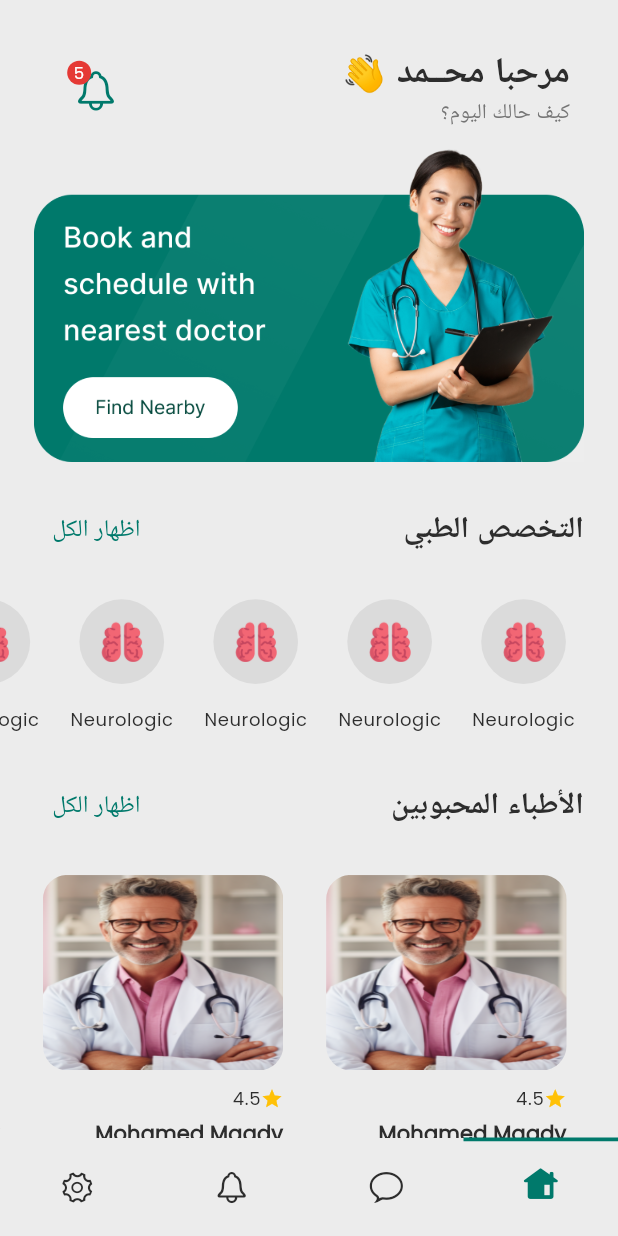
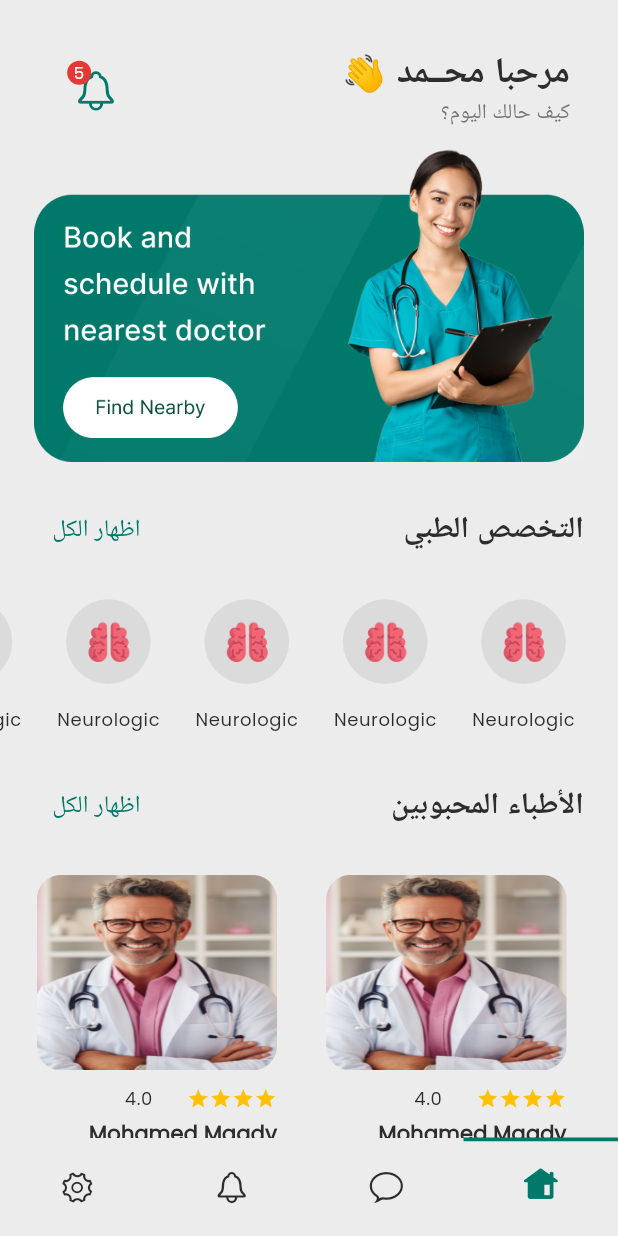
Before and after one commit to mohamedmagdy2301/CurAi_app_mobile, a Flutter app: the screen it shows after launch, on a phone screen of 412 x 824 dp. Run offline on Flutter 3.47's test engine with Material 3 defaults, Android fonts, the phone set to English and light mode, and no system bars; our stand-ins replace connectivity_plus, firebase_core, flutter_bloc, flutter_dotenv, flutter_screenutil, flutter_svg and 4 more; accounts and stored records are empty.

Commit message:
refactor popular doctor Widget

```diff
--- a/lib/features/user/presentation/widgets/doctor_speciality_widget.dart
+++ b/lib/features/user/presentation/widgets/doctor_speciality_widget.dart
@@ -13,7 +13,7 @@ class DoctorSpecialityWidget extends StatelessWidget {
         itemCount: 8,
         padding: padding(horizontal: 25),
         scrollDirection: Axis.horizontal,
-        separatorBuilder: (context, index) => spaceWidth(18),
+        separatorBuilder: (context, index) => spaceWidth(18.w),
         itemBuilder: (context, index) {
           return const DoctorSpecialityItemWidget();
         },
--- /dev/null
+++ b/lib/features/user/presentation/widgets/popular_doctor_item_widget.dart
@@ -0,0 +1,61 @@
+import 'package:flutter/material.dart';
+import 'package:flutter_screenutil/flutter_screenutil.dart';
+import 'package:smartcare_app_mobile/core/extensions/context_extansions.dart';
+import 'package:smartcare_app_mobile/core/helper/functions_helper.dart';
+import 'package:smartcare_app_mobile/core/styles/fonts/font_weight_helper.dart';
+
+//TODO: change images, names ,colors
+class PopularDoctorItemWidget extends StatelessWidget {
+  const PopularDoctorItemWidget({
+    super.key,
+  });
+
+  @override
+  Widget build(BuildContext context) {
+    return Column(
+      crossAxisAlignment: CrossAxisAlignment.start,
+      children: [
+        ClipRRect(
+          borderRadius: BorderRadius.circular(15.r),
+          child: Image.asset(
+            'assets/images/onboarding-doctor-4.png',
+            height: 120.h,
+            width: 140.w,
+            fit: BoxFit.fill,
+          ),
+        ),
+        spaceHeight(10),
+        Row(
+          children: [
+            const Icon(Icons.star, color: Colors.amber, size: 15),
+            const Icon(Icons.star, color: Colors.amber, size: 15),
+            const Icon(Icons.star, color: Colors.amber, size: 15),
+            const Icon(Icons.star, color: Colors.amber, size: 15),
+            spaceWidth(20),
+            Text(
+              '4.0',
+              style: context.textTheme.bodySmall!.copyWith(
+                color: context.colors.bodyTextOnboarding,
+              ),
+            ),
+          ],
+        ),
+        spaceHeight(5),
+        Text(
+          isArabic() ? 'محــمد مجـــدي' : 'Mohamed Magdy',
+          style: context.textTheme.labelLarge!.copyWith(
+            color: context.colors.bodyTextOnboarding,
+            fontWeight: FontWeightHelper.black,
+          ),
+        ),
+        spaceHeight(5),
+        Text(
+          isArabic() ? 'العصبية' : 'Neurologic',
+          style: context.textTheme.bodySmall!.copyWith(
+            color: context.colors.textColorLight,
+          ),
+        ),
+      ],
+    );
+  }
+}
--- a/lib/features/user/presentation/widgets/popular_doctor_widget.dart
+++ b/lib/features/user/presentation/widgets/popular_doctor_widget.dart
@@ -1,9 +1,7 @@
 import 'package:flutter/material.dart';
 import 'package:flutter_screenutil/flutter_screenutil.dart';
-import 'package:smartcare_app_mobile/core/extensions/context_extansions.dart';
 import 'package:smartcare_app_mobile/core/helper/functions_helper.dart';
-import 'package:smartcare_app_mobile/core/styles/fonts/font_weight_helper.dart';
-//TODO: change images, names ,colors
+import 'package:smartcare_app_mobile/features/user/presentation/widgets/popular_doctor_item_widget.dart';
 
 class PopularDoctorWidget extends StatelessWidget {
   const PopularDoctorWidget({super.key});
@@ -15,49 +13,9 @@ class PopularDoctorWidget extends StatelessWidget {
         itemCount: 8,
         padding: padding(horizontal: 30),
         scrollDirection: Axis.horizontal,
-        separatorBuilder: (context, index) => spaceWidth(25),
+        separatorBuilder: (context, index) => spaceWidth(25.w),
         itemBuilder: (context, index) {
-          return Column(
-            crossAxisAlignment: CrossAxisAlignment.start,
-            children: [
-              ClipRRect(
-                borderRadius: BorderRadius.circular(15.r),
-                child: Image.asset(
-                  'assets/images/onboarding-doctor-4.png',
-                  height: 120.h,
-                  width: 140.w,
-                  fit: BoxFit.fill,
-                ),
-              ),
-              spaceHeight(10),
-              Row(
-                children: [
-                  const Icon(Icons.star, color: Colors.amber, size: 15),
-                  Text(
-                    '4.5',
-                    style: context.textTheme.bodySmall!.copyWith(
-                      color: context.colors.bodyTextOnboarding,
-                    ),
-                  ),
-                ],
-              ),
-              spaceHeight(5),
-              Text(
-                isArabic() ? 'محــمد مجـــدي' : 'Mohamed Magdy',
-                style: context.textTheme.labelLarge!.copyWith(
-                  color: context.colors.bodyTextOnboarding,
-                  fontWeight: FontWeightHelper.black,
-                ),
-              ),
-              spaceHeight(5),
-              Text(
-                isArabic() ? 'العصبية' : 'Neurologic',
-                style: context.textTheme.bodySmall!.copyWith(
-                  color: context.colors.textColorLight,
-                ),
-              ),
-            ],
-          );
+          return const PopularDoctorItemWidget();
         },
       ),
     );
```
